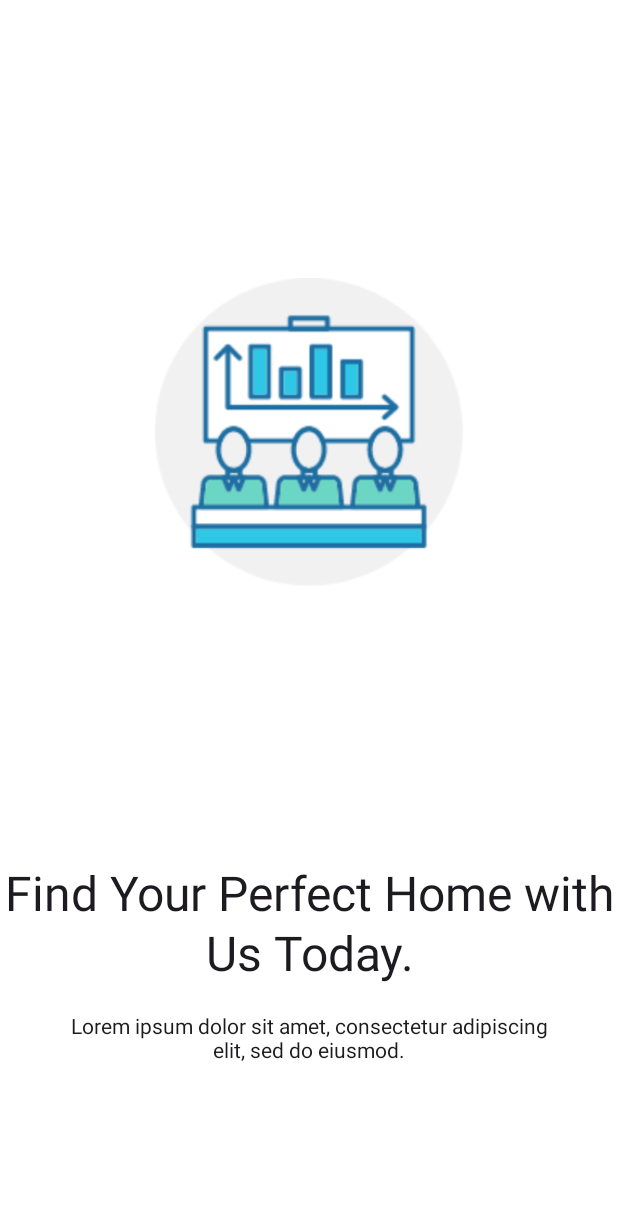
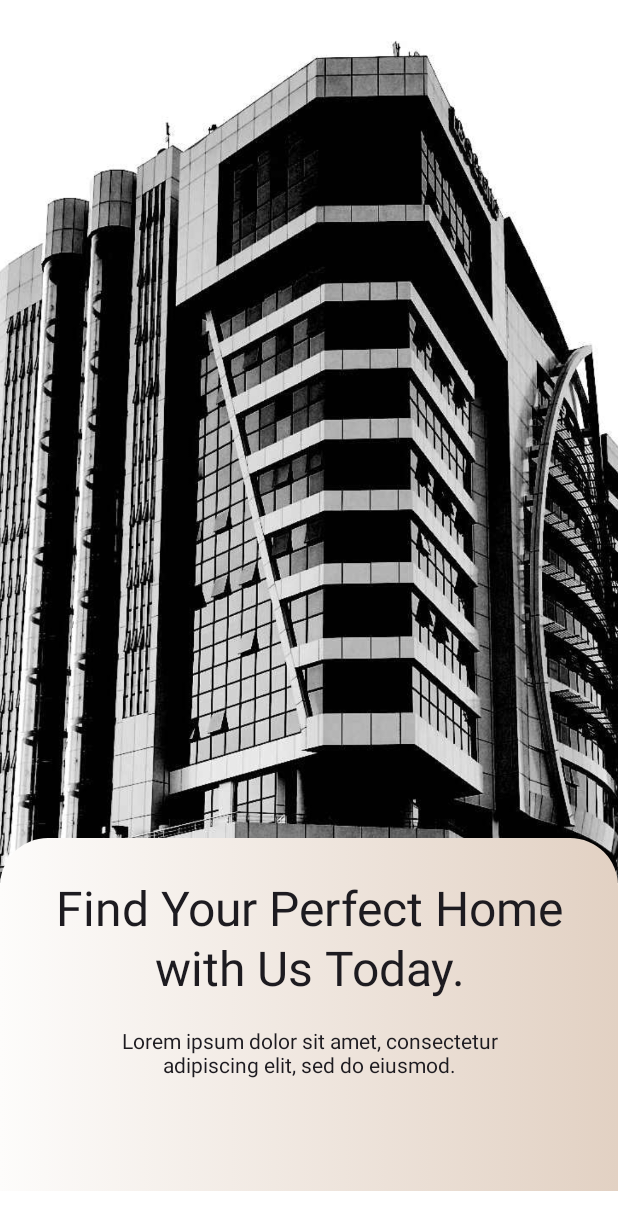
Before and after one commit to Nigorjeanluc/tura-estates-app, an Android app built with Jetpack Compose: the @Preview function FirstOnBoardingPreview, on a phone screen of 412 x 824 dp. Shown: the top 1230 px of the screen. Run offline under Robolectric (Android 15) with nearby library versions, the phone set to English and light mode, and no system bars; our stand-ins replace accompanist.

Commit message:
Design the onBoardingScreen

```diff
--- a/app/src/main/java/com/example/turaestates/auth/signin/presentation/SigninScreen.kt
+++ b/app/src/main/java/com/example/turaestates/auth/signin/presentation/SigninScreen.kt
@@ -78,17 +78,8 @@ fun SigninContent(
 
     LoadingDialog(isLoading = state.isLoading)
 
-    Scaffold(
-        modifier = Modifier.fillMaxSize().padding(top = 10.dp),
-//        topBar = {
-//            TopAppBar(
-//                title = { Text("Sign In") }
-//            )
-//        }
-    ) { innerPadding ->
     Column(
         modifier = Modifier
-                .padding(innerPadding)
             .padding(horizontal = 24.dp)
             .fillMaxSize(),
         verticalArrangement = Arrangement.Center
@@ -124,4 +115,3 @@ fun SigninContent(
         }
     }
 }
-}
--- a/app/src/main/java/com/example/turaestates/screen/WelcomeScreen.kt
+++ b/app/src/main/java/com/example/turaestates/screen/WelcomeScreen.kt
@@ -4,13 +4,16 @@ import androidx.compose.animation.AnimatedVisibility
 import androidx.compose.foundation.ExperimentalFoundationApi
 import androidx.compose.foundation.Image
 import androidx.compose.foundation.background
+import androidx.compose.foundation.isSystemInDarkTheme
 import androidx.compose.foundation.layout.Arrangement
 import androidx.compose.foundation.layout.Column
 import androidx.compose.foundation.layout.Row
 import androidx.compose.foundation.layout.fillMaxHeight
 import androidx.compose.foundation.layout.fillMaxSize
 import androidx.compose.foundation.layout.fillMaxWidth
+import androidx.compose.foundation.layout.offset
 import androidx.compose.foundation.layout.padding
+import androidx.compose.foundation.shape.RoundedCornerShape
 import androidx.compose.material3.Button
 import androidx.compose.material3.ButtonDefaults
 import androidx.compose.material3.MaterialTheme
@@ -18,7 +21,9 @@ import androidx.compose.material3.Text
 import androidx.compose.runtime.Composable
 import androidx.compose.ui.Alignment
 import androidx.compose.ui.Modifier
+import androidx.compose.ui.graphics.Brush
 import androidx.compose.ui.graphics.Color
+import androidx.compose.ui.layout.ContentScale
 import androidx.compose.ui.res.painterResource
 import androidx.compose.ui.text.style.TextAlign
 import androidx.compose.ui.tooling.preview.Preview
@@ -75,18 +80,40 @@ fun WelcomeScreen(
 
 @Composable
 fun PagerScreen(onBoardingPage: OnBoardingPage) {
+    val darktheme = isSystemInDarkTheme()
+    val backgroundBrush = if (darktheme) {
+        Brush.horizontalGradient(
+            colors = listOf(Color(0xFF434343),  Color(0xFF000000)) // Adjusted dark gradient
+        )
+    } else {
+        Brush.horizontalGradient(
+            colors = listOf(Color(0xFFFDFCFB), Color(0xFFE2D1C3))
+        )
+    }
     Column(
         modifier = Modifier.fillMaxSize(),
         horizontalAlignment = Alignment.CenterHorizontally,
-        verticalArrangement = Arrangement.Top
+        verticalArrangement = Arrangement.SpaceBetween
     ) {
         Image(
             modifier = Modifier
-                .fillMaxWidth(0.5f)
-                .fillMaxHeight(0.7f),
+                .fillMaxWidth()
+                .weight(1f),
+            contentScale = ContentScale.Crop,
             painter = painterResource(id = onBoardingPage.image),
             contentDescription = "Pager Image"
         )
+        Column(
+            modifier = Modifier
+                .fillMaxWidth()
+                .offset(y =  -30.dp)
+                .background(brush = backgroundBrush, shape = RoundedCornerShape(topStart = 32.dp, topEnd = 32.dp))
+                .padding(
+                    horizontal = 24.dp,
+                    vertical = 28.dp
+                ).weight(0.4f),
+            horizontalAlignment = Alignment.CenterHorizontally
+        ) {
             Text(
                 modifier = Modifier.fillMaxWidth(),
                 text = onBoardingPage.title,
@@ -107,6 +134,7 @@ fun PagerScreen(onBoardingPage: OnBoardingPage) {
                 textAlign = TextAlign.Center,
                 color = MaterialTheme.colorScheme.onBackground
             )
+        }
     }
 }
 
--- a/app/src/main/java/com/example/turaestates/ui/theme/Theme.kt
+++ b/app/src/main/java/com/example/turaestates/ui/theme/Theme.kt
@@ -52,7 +52,7 @@ private val LightColorScheme = lightColorScheme(
     onBackground = Color(0xFF1C1B1F), // Dark color for text on light background
     onSurface = Color(0xFF1C1B1F),   // Dark color for text on light surface
     surfaceVariant = Color(0xFFE7E0EC),
-    onSurfaceVariant = Color(0xFF49454F)
+    onSurfaceVariant = Color(0xFF49454F),
 )
 
 // Define your gradients
```
Also changed, not shown: app/src/main/res/drawable/first.jpg (added), app/src/main/res/drawable/first1.png (renamed from app/src/main/res/drawable/first.png), app/src/main/res/drawable/second.jpg (added), app/src/main/res/drawable/second1.png (renamed from app/src/main/res/drawable/second.png), app/src/main/res/drawable/third.jpg (added), app/src/main/res/drawable/third1.png (renamed from app/src/main/res/drawable/third.png). Lines whose indentation alone changed are shown as unchanged.
